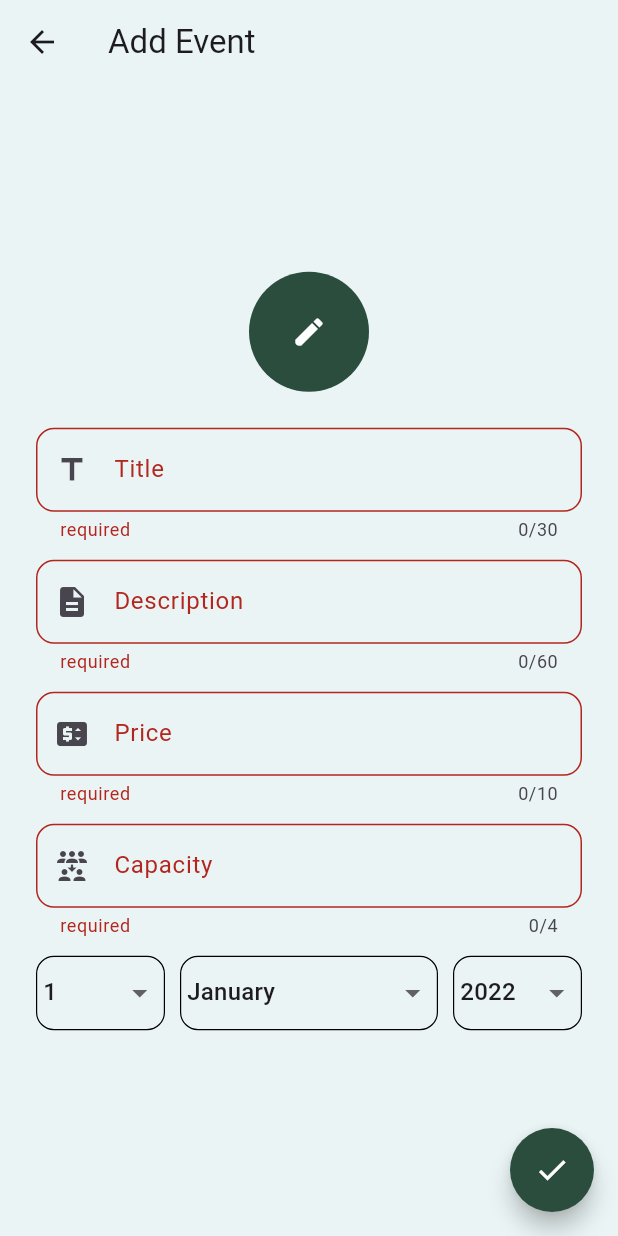
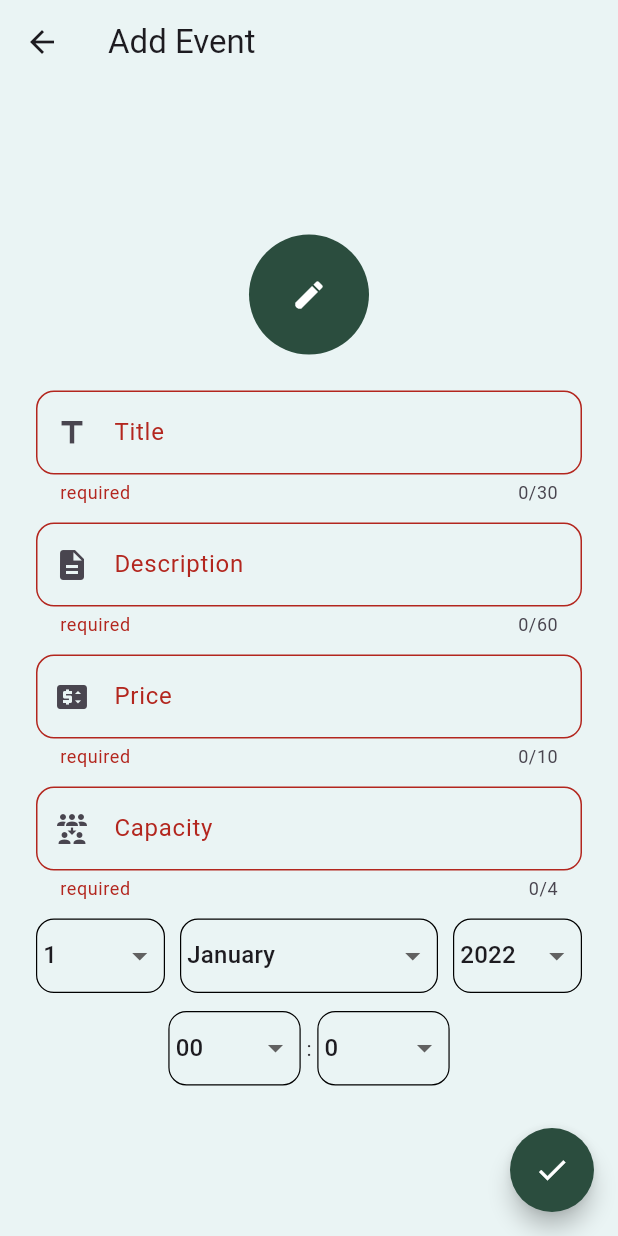
Before and after one commit to alli2729/event_managment, a Flutter app: the AddEventScreen screen opened directly, after a tap on the "check" icon, on a phone screen of 412 x 824 dp. Run offline on Flutter 3.47's test engine with Material 3 defaults, Android fonts, the light colour scheme and no system bars; our stand-ins replace either_dart, file_picker, get, get_storage; accounts and stored records are empty; network calls fail.

Commit message:
added hour and minutes to events

```diff
--- a/database/db.json
+++ b/database/db.json
@@ -6,23 +6,21 @@
       "gender": "male",
       "username": "aligit",
       "password": "gitgitgit",
-      "bookmarked": [
-        1
-      ],
+      "bookmarked": [],
       "id": 1
     }
   ],
   "events": [
     {
       "makerId": 1,
-      "title": "title",
-      "description": "description",
-      "dateTime": "2025-01-01",
-      "capacity": 2,
-      "price": 2000,
-      "attendees": 2,
+      "title": "e",
+      "description": "e",
+      "dateTime": "2025-01-01 23:00:00",
+      "capacity": 5,
+      "price": 50,
+      "attendees": 0,
       "image": "",
-      "filled": true,
+      "filled": false,
       "id": 1
     }
   ]
--- a/lib/src/infrastructure/common/date_values.dart
+++ b/lib/src/infrastructure/common/date_values.dart
@@ -3,6 +3,94 @@ import 'package:flutter/material.dart';
 class DateValues {
   DateValues._();
 
+  static List<String> hoursDigit = [
+    '00',
+    '01',
+    '02',
+    '03',
+    '04',
+    '05',
+    '06',
+    '07',
+    '08',
+    '09',
+    '10',
+    '11',
+    '12',
+    '13',
+    '14',
+    '15',
+    '16',
+    '17',
+    '18',
+    '19',
+    '20',
+    '21',
+    '22',
+    '23',
+  ];
+  static List<String> minutesDigit = [
+    '0',
+    '1',
+    '2',
+    '3',
+    '4',
+    '5',
+    '6',
+    '7',
+    '8',
+    '9',
+    '10',
+    '11',
+    '12',
+    '13',
+    '14',
+    '15',
+    '16',
+    '17',
+    '18',
+    '19',
+    '20',
+    '21',
+    '22',
+    '23',
+    '24',
+    '25',
+    '26',
+    '27',
+    '28',
+    '29',
+    '30'
+        '31',
+    '32',
+    '33',
+    '34',
+    '35',
+    '36',
+    '37',
+    '38',
+    '39',
+    '40',
+    '41',
+    '42',
+    '43',
+    '44',
+    '45',
+    '46',
+    '47',
+    '48',
+    '49',
+    '50',
+    '51',
+    '52',
+    '53',
+    '54',
+    '55',
+    '56',
+    '57',
+    '58',
+    '59',
+  ];
   static List<String> daysDigit = [
     '1',
     '2',
@@ -133,4 +221,22 @@ class DateValues {
       );
     },
   ).toList();
+
+  static List<DropdownMenuItem<String>> hours = hoursDigit.map(
+    (String items) {
+      return DropdownMenuItem(
+        value: items,
+        child: Text(items),
+      );
+    },
+  ).toList();
+
+  static List<DropdownMenuItem<String>> minutes = minutesDigit.map(
+    (String items) {
+      return DropdownMenuItem(
+        value: (items.length == 1) ? '0$items' : items,
+        child: Text(items),
+      );
+    },
+  ).toList();
 }
--- a/lib/src/pages/add_event/controllers/add_event_controller.dart
+++ b/lib/src/pages/add_event/controllers/add_event_controller.dart
@@ -20,6 +20,8 @@ class AddEventController extends GetxController {
   final priceController = TextEditingController();
   final capacityController = TextEditingController();
 
+  RxString minute = '00'.obs;
+  RxString hour = '00'.obs;
   RxString day = '01'.obs;
   RxString month = '01'.obs;
   RxString year = '2022'.obs;
@@ -30,6 +32,8 @@ class AddEventController extends GetxController {
   RxBool isLoading = false.obs;
 
   // functions
+  void selectMinute(String? selectedMinute) => minute.value = selectedMinute!;
+  void selectHour(String? selectedHour) => hour.value = selectedHour!;
   void selectDay(String? selectedDay) => day.value = selectedDay!;
   void selectMonth(String? selectedMonth) => month.value = selectedMonth!;
   void selectYear(String? selectedYear) => year.value = selectedYear!;
@@ -37,7 +41,7 @@ class AddEventController extends GetxController {
   Future<void> onAddEvent() async {
     if (!(addFormKey.currentState?.validate() ?? false)) return;
 
-    final String dateTime = "$year-$month-$day";
+    final String dateTime = "$year-$month-$day $hour:$minute:00";
 
     if (!validDate(dateTime)) {
       Utils.showFailSnackBar(
--- a/lib/src/pages/add_event/views/add_event_screen.dart
+++ b/lib/src/pages/add_event/views/add_event_screen.dart
@@ -1,10 +1,11 @@
 import '../../../../generated/locales.g.dart';
-import 'widgets/drop_button.dart';
 import 'package:flutter/services.dart';
 import '../../../infrastructure/common/date_values.dart';
 import '../controllers/add_event_controller.dart';
 import 'package:flutter/material.dart';
 import 'package:get/get.dart';
+
+import 'widgets/drop_button.dart';
 
 class AddEventScreen extends GetView<AddEventController> {
   const AddEventScreen({super.key});
@@ -49,6 +50,7 @@ class AddEventScreen extends GetView<AddEventController> {
                 const SizedBox(height: 12),
                 Obx(() => _date()),
                 const SizedBox(height: 12),
+                Obx(() => _time()),
               ],
             ),
           ),
@@ -141,6 +143,35 @@ class AddEventScreen extends GetView<AddEventController> {
     );
   }
 
+  Widget _time() {
+    return SizedBox(
+      width: double.infinity,
+      child: Row(
+        children: [
+          const Expanded(flex: 1, child: SizedBox(width: 10)),
+          Expanded(
+            flex: 1,
+            child: DropButton(
+              value: controller.hour.value,
+              items: DateValues.hours,
+              onChanged: controller.selectHour,
+            ),
+          ),
+          const Text(' : '),
+          Expanded(
+            flex: 1,
+            child: DropButton(
+              value: controller.minute.value,
+              items: DateValues.minutes,
+              onChanged: controller.selectMinute,
+            ),
+          ),
+          const Expanded(flex: 1, child: SizedBox(width: 10)),
+        ],
+      ),
+    );
+  }
+
   Widget _capacity() {
     return TextFormField(
       enabled: (!controller.isLoading.value),
--- a/lib/src/pages/edit_event/controllers/edit_event_controller.dart
+++ b/lib/src/pages/edit_event/controllers/edit_event_controller.dart
@@ -22,6 +22,8 @@ class EditEventController extends GetxController {
   final priceController = TextEditingController();
   final capacityController = TextEditingController();
 
+  RxString minute = '00'.obs;
+  RxString hour = '00'.obs;
   RxString day = '01'.obs;
   RxString month = '01'.obs;
   RxString year = '2024'.obs;
@@ -45,6 +47,8 @@ class EditEventController extends GetxController {
   );
 
   // functions
+  void selectMinute(String? selectedMinute) => minute.value = selectedMinute!;
+  void selectHour(String? selectedHour) => hour.value = selectedHour!;
   void selectDay(String? selectedDay) => day.value = selectedDay!;
   void selectMonth(String? selectedMonth) => month.value = selectedMonth!;
   void selectYear(String? selectedYear) => year.value = selectedYear!;
@@ -73,6 +77,8 @@ class EditEventController extends GetxController {
     descriptionController.text = event.description;
     priceController.text = event.price.toString();
     capacityController.text = event.capacity.toString();
+    hour.value = twoDigit(event.dateTime.hour.toString());
+    minute.value = twoDigit(event.dateTime.minute.toString());
     day.value = twoDigit(event.dateTime.day.toString());
     month.value = twoDigit(event.dateTime.month.toString());
     year.value = event.dateTime.year.toString();
@@ -82,7 +88,7 @@ class EditEventController extends GetxController {
   Future<void> onEdit() async {
     if (!(addFormKey.currentState?.validate() ?? false)) return;
 
-    final String dateTime = "$year-$month-$day";
+    final String dateTime = "$year-$month-$day $hour:$minute:00";
 
     if (!validDate(dateTime)) {
       Utils.showFailSnackBar(
--- a/lib/src/pages/edit_event/views/edit_event_screen.dart
+++ b/lib/src/pages/edit_event/views/edit_event_screen.dart
@@ -63,6 +63,7 @@ class EditEventScreen extends GetView<EditEventController> {
             const SizedBox(height: 12),
             Obx(() => _date()),
             const SizedBox(height: 12),
+            Obx(() => _time()),
           ],
         ),
       ),
@@ -153,6 +154,35 @@ class EditEventScreen extends GetView<EditEventController> {
     );
   }
 
+  Widget _time() {
+    return SizedBox(
+      width: double.infinity,
+      child: Row(
+        children: [
+          const Expanded(flex: 1, child: SizedBox(width: 10)),
+          Expanded(
+            flex: 1,
+            child: DropButton(
+              value: controller.hour.value,
+              items: DateValues.hours,
+              onChanged: controller.selectHour,
+            ),
+          ),
+          const Text(' : '),
+          Expanded(
+            flex: 1,
+            child: DropButton(
+              value: controller.minute.value,
+              items: DateValues.minutes,
+              onChanged: controller.selectMinute,
+            ),
+          ),
+          const Expanded(flex: 1, child: SizedBox(width: 10)),
+        ],
+      ),
+    );
+  }
+
   Widget _capacity() {
     return TextFormField(
       enabled: (!controller.isLoading.value),
```
